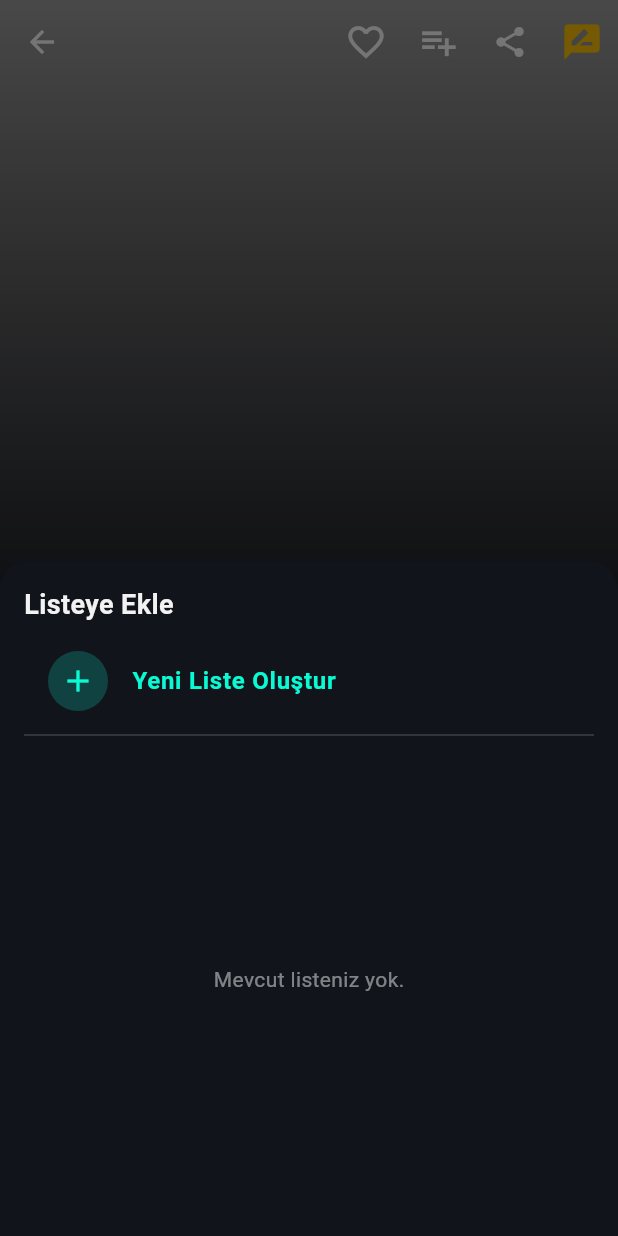
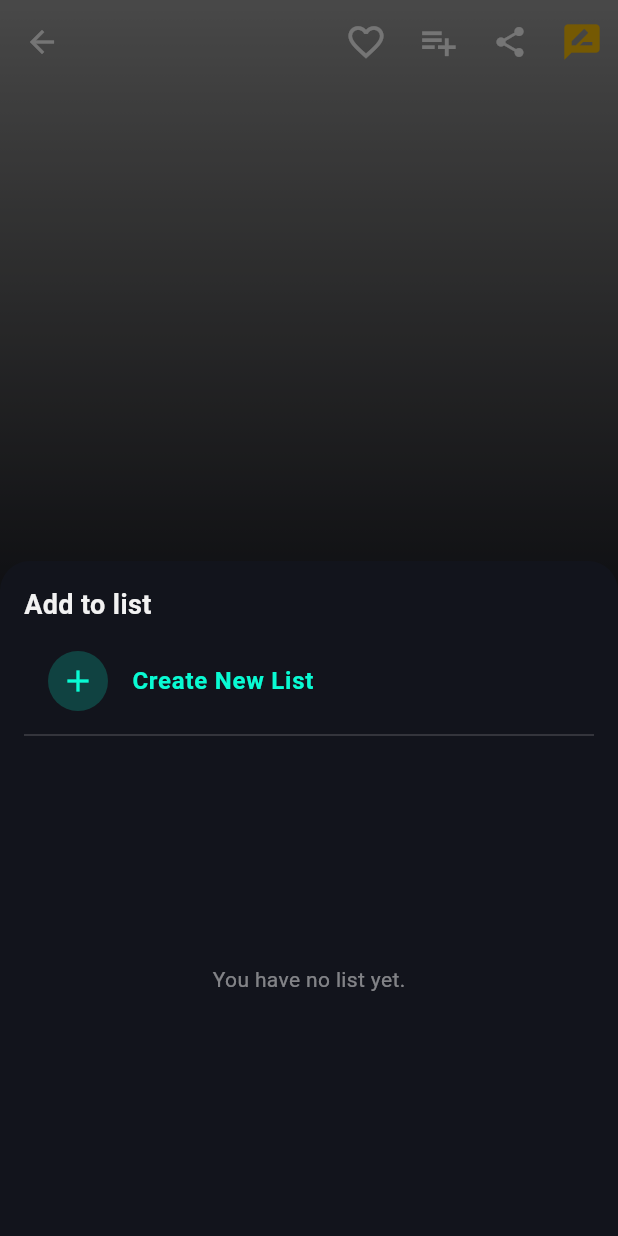
Before and after one commit to Fulya457/MyMovieList, a Flutter app: the MovieDetailView screen opened directly with empty values, after a tap on the "playlist add" icon, on a phone screen of 412 x 824 dp. Run offline on Flutter 3.47's test engine with Material 3 defaults, Android fonts, the phone set to English and light mode, and no system bars; drawn by our look-alikes of cached_network_image; our stand-ins replace carousel_slider, cloud_firestore, firebase_auth, firebase_core, go_router, youtube_player_flutter; accounts and stored records are empty; network calls fail.

Commit message:
converting to english

```diff
--- a/lib/views/app_view.dart
+++ b/lib/views/app_view.dart
@@ -62,7 +62,7 @@ class _AppViewState extends State<AppView> {
                 // Eğer mesajın zamanı, bu ekranın açılış zamanından büyükse göster
                 if (msgTime > _startTimestamp) {
                   final text =
-                      data['text'] ?? data['message'] ?? 'Yeni Bildirim';
+                      data['text'] ?? data['message'] ?? 'New Notification';
                   final type = data['type'] ?? 'general';
                   if (mounted) {
                     _showInAppNotification(text, type, docId);
@@ -113,7 +113,7 @@ class _AppViewState extends State<AppView> {
           ],
         ),
         action: SnackBarAction(
-          label: 'GÖSTER',
+          label: 'SHOW',
           textColor: AppTheme.primaryBlue,
           onPressed: () {
             SocialService.instance.markNotificationAsRead(docId);
--- a/lib/views/home_view/home_view.dart
+++ b/lib/views/home_view/home_view.dart
@@ -111,17 +111,15 @@ class _HomeViewState extends State<HomeView> {
       builder: (ctx) => AlertDialog(
         backgroundColor: AppTheme.surfaceDark,
         title: Text(
-          "Yeni Liste Oluştur",
+          "Create New List",
           style: TextStyle(color: AppTheme.textColor),
         ),
         content: TextField(
           controller: nameController,
           style: TextStyle(color: AppTheme.textColor),
           decoration: InputDecoration(
-            hintText: "Liste Adı (örn: İzlenecekler)",
-            hintStyle: TextStyle(
-              color: AppTheme.textColor.withAlpha(128),
-            ),
+            hintText: "List Name (e.g. Watchlist)",
+            hintStyle: TextStyle(color: AppTheme.textColor.withAlpha(128)),
             filled: true,
             fillColor: Colors.black26,
           ),
@@ -129,7 +127,7 @@ class _HomeViewState extends State<HomeView> {
         actions: [
           TextButton(
             onPressed: () => Navigator.pop(ctx),
-            child: const Text("İptal"),
+            child: const Text("Cancel"),
           ),
           ElevatedButton(
             style: ElevatedButton.styleFrom(
@@ -144,14 +142,12 @@ class _HomeViewState extends State<HomeView> {
                 if (mounted) {
                   Navigator.pop(ctx);
                   ScaffoldMessenger.of(context).showSnackBar(
-                    const SnackBar(
-                      content: Text("Liste başarıyla oluşturuldu!"),
-                    ),
+                    const SnackBar(content: Text("List created carefully!")),
                   );
                 }
               }
             },
-            child: const Text("Oluştur", style: TextStyle(color: Colors.white)),
+            child: const Text("Create", style: TextStyle(color: Colors.white)),
           ),
         ],
       ),
@@ -173,7 +169,7 @@ class _HomeViewState extends State<HomeView> {
             crossAxisAlignment: CrossAxisAlignment.start,
             children: [
               Text(
-                "Listeye Ekle: ${movie.title}",
+                "Add to List: ${movie.title}",
                 style: TextStyle(
                   color: AppTheme.textColor,
                   fontSize: 18,
@@ -194,7 +190,7 @@ class _HomeViewState extends State<HomeView> {
                   child: Icon(Icons.add, color: AppTheme.primaryBlue),
                 ),
                 title: Text(
-                  "Yeni Liste Oluştur",
+                  "Create New List",
                   style: TextStyle(
                     color: AppTheme.primaryBlue,
                     fontWeight: FontWeight.bold,
@@ -220,7 +216,7 @@ class _HomeViewState extends State<HomeView> {
                     if (snapshot.data!.docs.isEmpty) {
                       return Center(
                         child: Text(
-                          "Listeniz yok.",
+                          "You have no lists yet.",
                           style: TextStyle(
                             color: AppTheme.textColor.withAlpha(128),
                           ),
@@ -244,11 +240,11 @@ class _HomeViewState extends State<HomeView> {
                         return ListTile(
                           leading: Icon(Icons.list, color: AppTheme.iconColor),
                           title: Text(
-                            data['name'] ?? 'İsimsiz',
+                            data['name'] ?? 'Untitled',
                             style: TextStyle(color: AppTheme.textColor),
                           ),
                           subtitle: Text(
-                            "${items.length} film",
+                            "${items.length} movies",
                             style: TextStyle(
                               color: AppTheme.textColor.withAlpha(153),
                             ),
@@ -266,7 +262,7 @@ class _HomeViewState extends State<HomeView> {
                                 Navigator.pop(ctx);
                                 ScaffoldMessenger.of(context).showSnackBar(
                                   const SnackBar(
-                                    content: Text("Listeye eklendi!"),
+                                    content: Text("Added to list!"),
                                   ),
                                 );
                               }
@@ -319,9 +315,7 @@ class _HomeViewState extends State<HomeView> {
                       begin: Alignment.topCenter,
                       end: Alignment.bottomCenter,
                       colors: [
-                        AppTheme.primaryBlue.withAlpha(
-                          isDark ? 77 : 38,
-                        ),
+                        AppTheme.primaryBlue.withAlpha(isDark ? 77 : 38),
                         AppTheme.backgroundBlack,
                       ],
                     ),
@@ -407,7 +401,7 @@ class _HomeViewState extends State<HomeView> {
                             controller: _searchController,
                             style: TextStyle(color: AppTheme.textColor),
                             decoration: InputDecoration(
-                              hintText: "Film, Oyuncu, Yönetmen...",
+                              hintText: "Movie, Actor, Director...",
                               hintStyle: TextStyle(
                                 color: AppTheme.textColor.withValues(
                                   alpha: 0.5,
@@ -484,7 +478,7 @@ class _HomeViewState extends State<HomeView> {
                       padding: const EdgeInsets.only(top: 50),
                       child: Center(
                         child: Text(
-                          "Sonuç bulunamadı.",
+                          "No results found.",
                           style: TextStyle(
                             color: AppTheme.textColor.withValues(alpha: 0.5),
                           ),
@@ -523,7 +517,7 @@ class _HomeViewState extends State<HomeView> {
                         ),
                         const SizedBox(width: 8),
                         Text(
-                          "Trend Filmler",
+                          "Trending Movies",
                           style: TextStyle(
                             fontSize: 20,
                             fontWeight: FontWeight.bold,
@@ -626,7 +620,7 @@ class _HomeViewState extends State<HomeView> {
                         ),
                         const SizedBox(width: 10),
                         Text(
-                          "Popüler Filmler",
+                          "Popular Movies",
                           style: TextStyle(
                             fontSize: 20,
                             fontWeight: FontWeight.bold,
--- a/lib/views/home_view/movie_detail_view.dart
+++ b/lib/views/home_view/movie_detail_view.dart
@@ -65,7 +65,7 @@ class _MovieDetailViewState extends State<MovieDetailView> {
     if (directorName == "Unknown" || directorName == "Loading...") return;
 
     ScaffoldMessenger.of(context).showSnackBar(
-      const SnackBar(content: Text("Yönetmen profili aranıyor...")),
+      const SnackBar(content: Text("Director profile loading...")),
     );
 
     await MovieManager.instance.searchMovies(directorName);
@@ -81,7 +81,7 @@ class _MovieDetailViewState extends State<MovieDetailView> {
         context.push('/person-detail', extra: director as Person);
       } else {
         ScaffoldMessenger.of(context).showSnackBar(
-          const SnackBar(content: Text("Yönetmen profili bulunamadı.")),
+          const SnackBar(content: Text("Director profile can not be found.")),
         );
       }
     }
@@ -96,7 +96,7 @@ class _MovieDetailViewState extends State<MovieDetailView> {
       builder: (ctx) => AlertDialog(
         backgroundColor: AppTheme.surfaceDark,
         title: Text(
-          "Yeni Liste Oluştur",
+          "Create New List",
           style: TextStyle(color: AppTheme.textColor),
         ),
         content: Column(
@@ -106,7 +106,7 @@ class _MovieDetailViewState extends State<MovieDetailView> {
               controller: nameController,
               style: TextStyle(color: AppTheme.textColor),
               decoration: InputDecoration(
-                hintText: "Liste Adı (örn: İzlenecekler)",
+                hintText: "List Name",
                 hintStyle: TextStyle(
                   color: AppTheme.textColor.withValues(alpha: 0.5),
                 ),
@@ -119,7 +119,7 @@ class _MovieDetailViewState extends State<MovieDetailView> {
         actions: [
           TextButton(
             onPressed: () => Navigator.pop(ctx),
-            child: const Text("İptal"),
+            child: const Text("Cancel"),
           ),
           ElevatedButton(
             style: ElevatedButton.styleFrom(
@@ -135,13 +135,13 @@ class _MovieDetailViewState extends State<MovieDetailView> {
                   Navigator.pop(ctx);
                   ScaffoldMessenger.of(context).showSnackBar(
                     const SnackBar(
-                      content: Text("Liste başarıyla oluşturuldu!"),
+                      content: Text("List is created sucsessfully!"),
                     ),
                   );
                 }
               }
             },
-            child: const Text("Oluştur", style: TextStyle(color: Colors.white)),
+            child: const Text("Create", style: TextStyle(color: Colors.white)),
           ),
         ],
       ),
@@ -163,7 +163,7 @@ class _MovieDetailViewState extends State<MovieDetailView> {
             crossAxisAlignment: CrossAxisAlignment.start,
             children: [
               Text(
-                "Listeye Ekle",
+                "Add to list",
                 style: TextStyle(
                   color: AppTheme.textColor,
                   fontSize: 18,
@@ -183,7 +183,7 @@ class _MovieDetailViewState extends State<MovieDetailView> {
                   child: Icon(Icons.add, color: AppTheme.primaryBlue),
                 ),
                 title: Text(
-                  "Yeni Liste Oluştur",
+                  "Create New List",
                   style: TextStyle(
                     color: AppTheme.primaryBlue,
                     fontWeight: FontWeight.bold,
@@ -216,7 +216,7 @@ class _MovieDetailViewState extends State<MovieDetailView> {
                     if (movieLists.isEmpty) {
                       return Center(
                         child: Text(
-                          "Mevcut listeniz yok.",
+                          "You have no list yet.",
                           style: TextStyle(
                             color: AppTheme.textColor.withValues(alpha: 0.5),
                           ),
@@ -241,7 +241,7 @@ class _MovieDetailViewState extends State<MovieDetailView> {
                         return ListTile(
                           leading: Icon(Icons.list, color: AppTheme.iconColor),
                           title: Text(
-                            listData['name'] ?? 'İsimsiz',
+                            listData['name'] ?? 'Untitled',
                             style: TextStyle(color: AppTheme.textColor),
                           ),
                           subtitle: Text(
@@ -264,7 +264,7 @@ class _MovieDetailViewState extends State<MovieDetailView> {
                                 ScaffoldMessenger.of(context).showSnackBar(
                                   SnackBar(
                                     content: Text(
-                                      "${widget.movie.title} eklendi!",
+                                      "${widget.movie.title} added!",
                                     ),
                                   ),
                                 );
@@ -593,9 +593,7 @@ class _MovieDetailViewState extends State<MovieDetailView> {
                         children: widget.movie.genres
                             .map(
                               (genre) => InkWell(
-                                onTap: () => context.push(
-                                  '/list/${genre}',
-                                ),
+                                onTap: () => context.push('/list/${genre}'),
                                 child: Container(
                                   padding: const EdgeInsets.symmetric(
                                     horizontal: 10,
```
